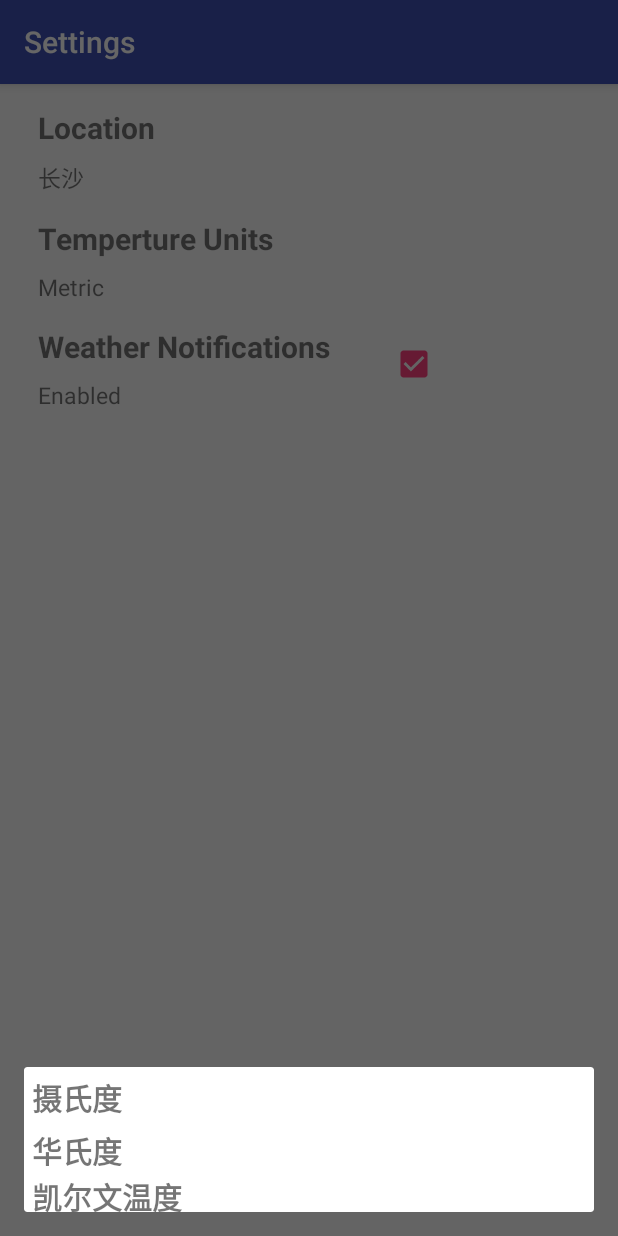
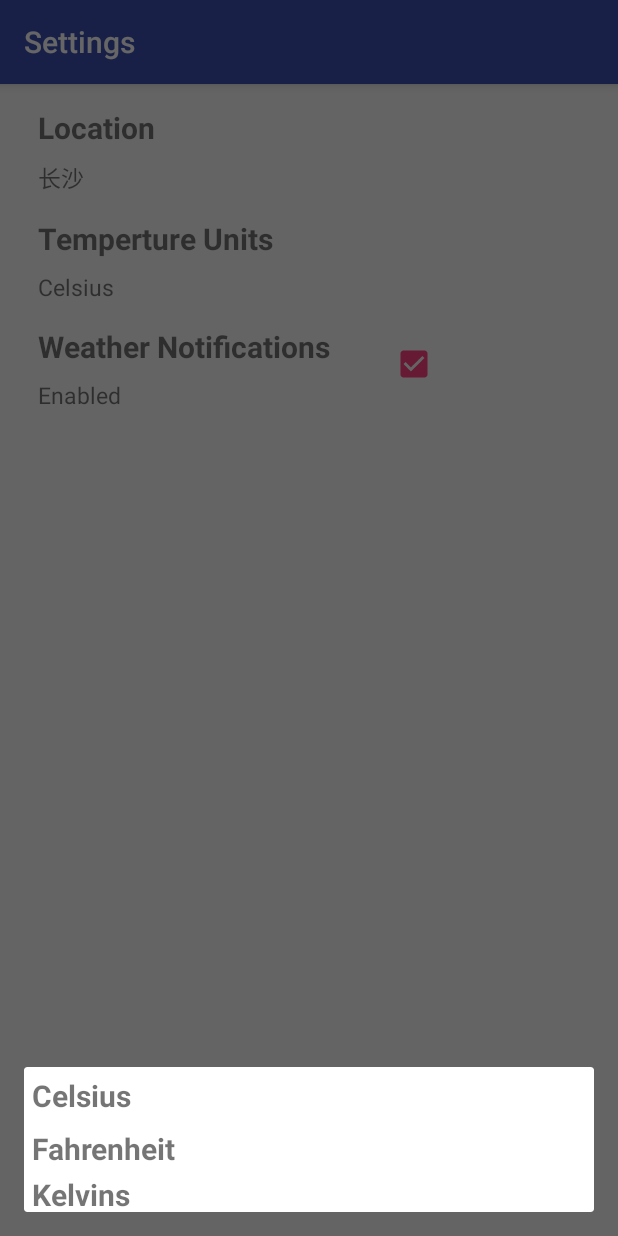
Before and after one commit to HuangDanGeeker/WeatherForecast, an Android app: the SettingsActivity screen opened directly, with no data from a screen before it, after a tap on "Temperture Units", on a phone screen of 412 x 824 dp. Run offline under Robolectric (Android 15) with nearby library versions, the phone set to English and light mode, and no system bars.

```diff
--- a/app/src/main/java/wang/com/weatherforecast/LocationMap.java
+++ b/app/src/main/java/wang/com/weatherforecast/LocationMap.java
@@ -21,6 +21,12 @@ public class LocationMap {
 
         return location.get(cityName);
     }
+    public String getCityCode(String cityName){
+
+        return String.valueOf(location.get(cityName).getCode());
+    }
+
+
 
     private class CityDetail {
         private int id;
--- a/app/src/main/res/layout/activity_settings.xml
+++ b/app/src/main/res/layout/activity_settings.xml
@@ -37,7 +37,7 @@
             android:layout_height="wrap_content" />
         <TextView
             style="@style/settings_item_attr"
-            android:text="Metric"
+            android:text="Celsius"
             android:id="@+id/selectedTUTextView"
             android:layout_width="wrap_content"
             android:layout_height="wrap_content" />
--- a/app/src/main/res/layout/bottom_dialog_temper_unit.xml
+++ b/app/src/main/res/layout/bottom_dialog_temper_unit.xml
@@ -6,7 +6,7 @@
     android:layout_height="match_parent">
 
     <TextView
-        android:text="摄氏度"
+        android:text="Celsius"
         android:textSize="20dp"
         android:textStyle="bold"
         android:layout_marginTop="5dp"
@@ -15,7 +15,7 @@
         android:layout_width="match_parent"
         android:layout_height="30dp" />
     <TextView
-        android:text="华氏度"
+        android:text="Fahrenheit"
         android:textSize="20dp"
         android:textStyle="bold"
         android:layout_marginLeft="5dp"
@@ -23,7 +23,7 @@
         android:layout_width="match_parent"
         android:layout_height="25dp" />
     <TextView
-        android:text="凯尔文温度"
+        android:text="Kelvins"
         android:textSize="20dp"
         android:textStyle="bold"
         android:layout_marginLeft="5dp"
```
Also changed, not shown: app/src/main/java/wang/com/weatherforecast/MainActivity.java (+9 -2 lines).
